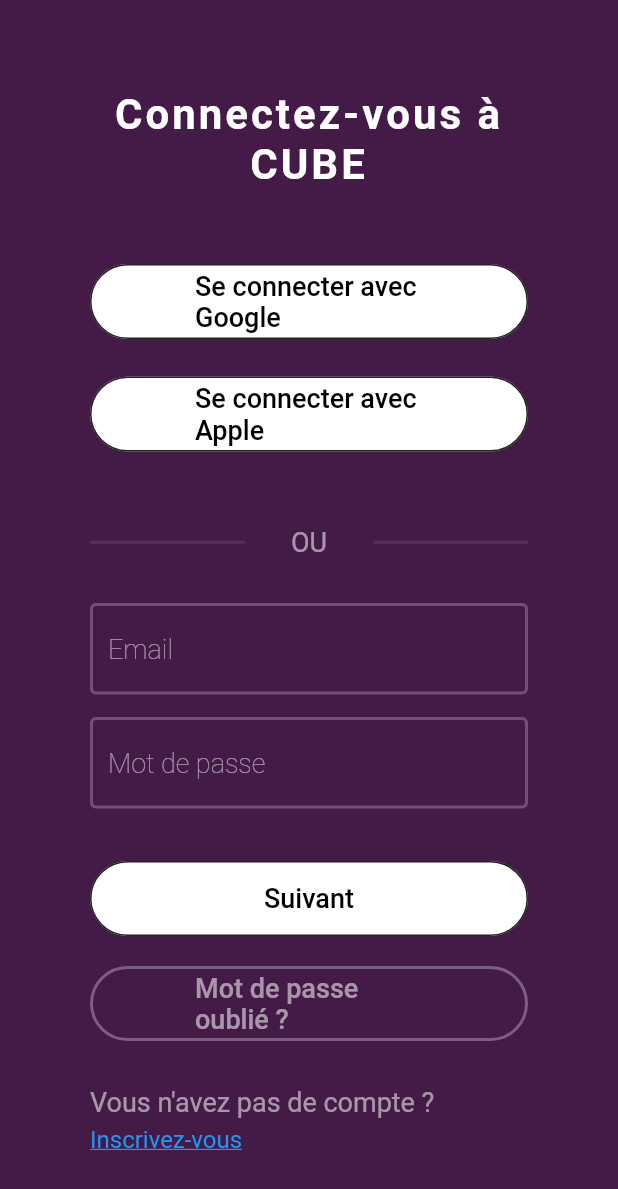
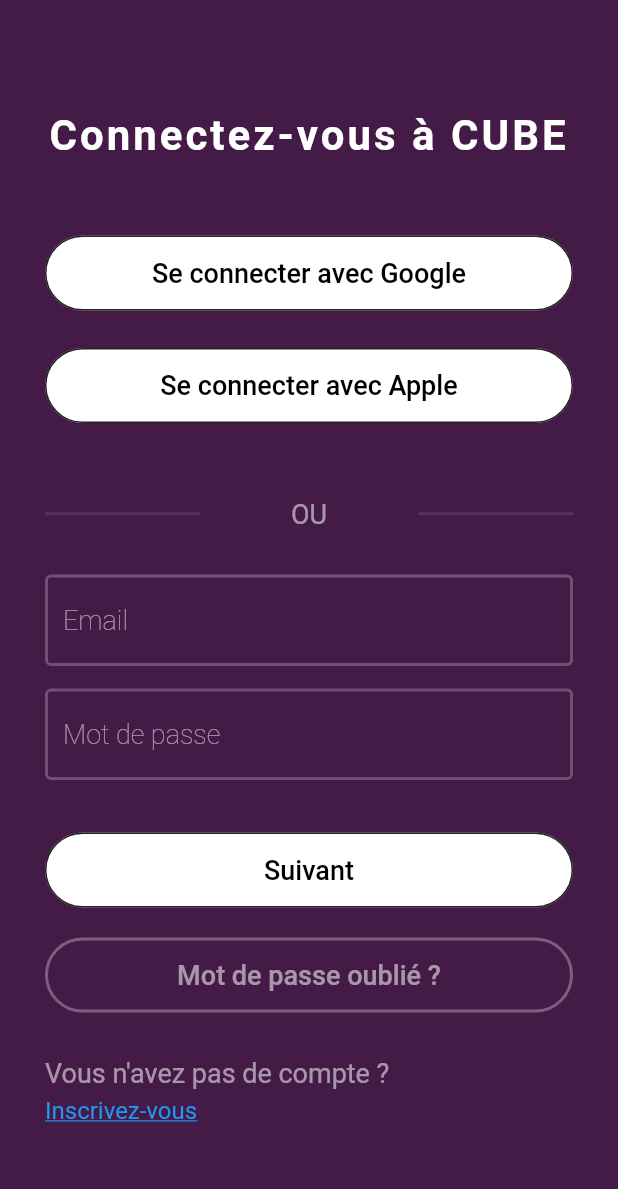
Before and after one commit to GabrielDela/FLUTTER_CUBE, a Flutter app: the screen it shows after launch, on a phone screen of 412 x 824 dp. Shown: the top 1189 px of the screen. Run offline on Flutter 3.47's test engine with Material 2 defaults, Android fonts, the phone set to English and light mode, and no system bars.

Commit message:
Update Auth.dart

```diff
--- a/lib/Auth.dart
+++ b/lib/Auth.dart
@@ -14,7 +14,7 @@ class _AuthPageState extends State<AuthPage> {
     return Scaffold(
       backgroundColor: CustomColors.MAIN_COLOR,
       body: Container(
-        margin: const EdgeInsets.all(60),
+        margin: const EdgeInsets.all(30),
         width: MediaQuery.of(context).size.width,
         child: Column(
           mainAxisAlignment: MainAxisAlignment.center,
```
